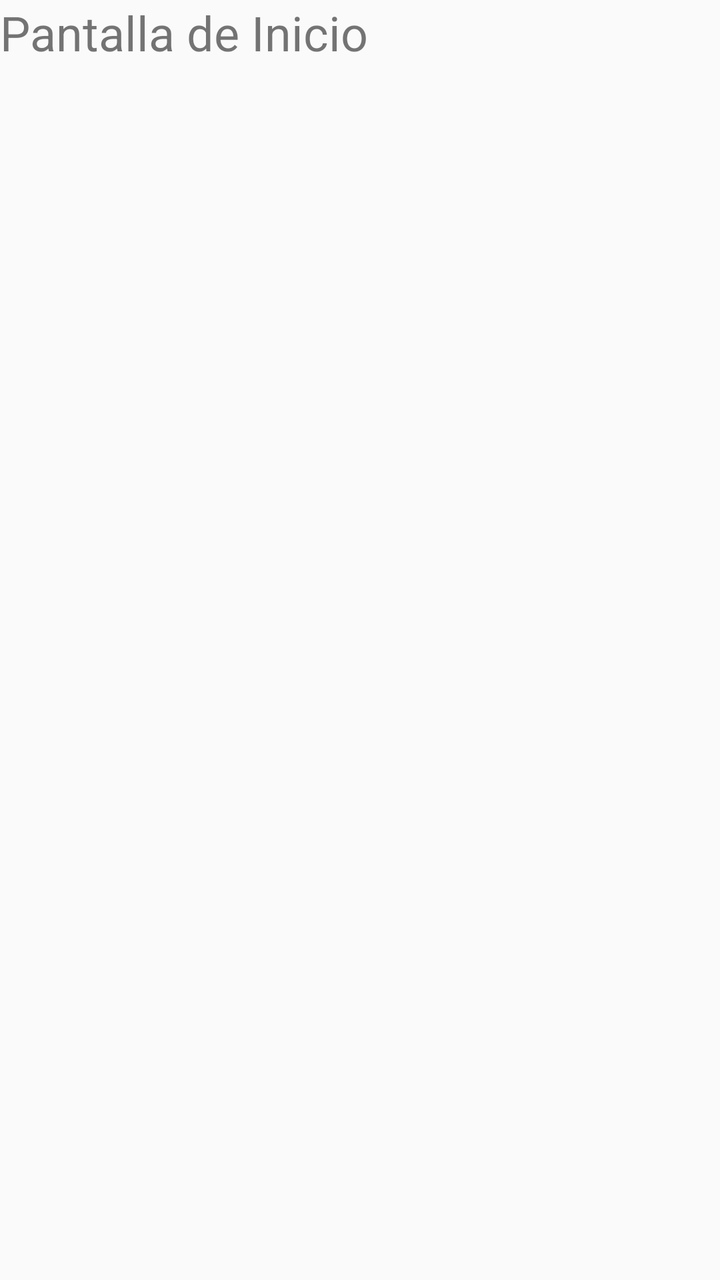
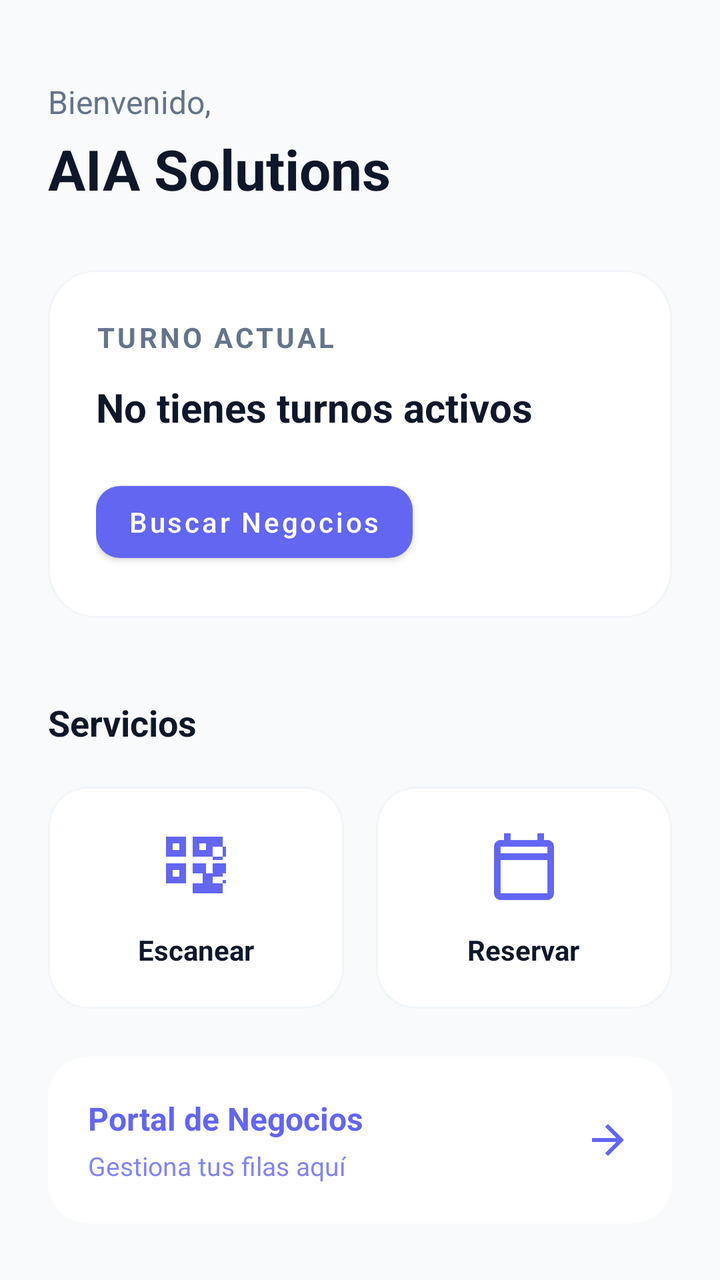

The first picture is an Android layout as it rendered before a commit; the second is the same layout after the commit. The layout source and the unified diff follow.
<!-- AndroidManifest.xml: application theme Theme.AIASolutions -->
<!-- res/layout/fragment_inicio.xml -->
<?xml version="1.0" encoding="utf-8"?>
<FrameLayout xmlns:android="http://schemas.android.com/apk/res/android"
    xmlns:tools="http://schemas.android.com/tools"
    android:layout_width="match_parent"
    android:layout_height="match_parent"
    tools:context=".InicioFragment"
    android:gravity="center">

    
    <TextView
        android:layout_width="wrap_content"
        android:layout_height="wrap_content"
        android:text="Pantalla de Inicio"
        android:textSize="24sp"/>
</FrameLayout>
<!-- resources referenced by this layout -->
<resources>
  <style name="Theme.AIASolutions" parent="Base.Theme.AIASolutions" />
  <style name="Base.Theme.AIASolutions" parent="Theme.AppCompat.DayNight.NoActionBar">
          
          
      </style>
</resources>

<!-- the commit's change to res/layout/fragment_inicio.xml (unified diff, before → after) -->
@@ -1,15 +1,235 @@
 <?xml version="1.0" encoding="utf-8"?>
-<FrameLayout xmlns:android="http://schemas.android.com/apk/res/android"
+<androidx.constraintlayout.widget.ConstraintLayout xmlns:android="http://schemas.android.com/apk/res/android"
+    xmlns:app="http://schemas.android.com/apk/res-auto"
     xmlns:tools="http://schemas.android.com/tools"
     android:layout_width="match_parent"
     android:layout_height="match_parent"
-    tools:context=".InicioFragment"
-    android:gravity="center">
-
-    
-    <TextView
-        android:layout_width="wrap_content"
-        android:layout_height="wrap_content"
-        android:text="Pantalla de Inicio"
-        android:textSize="24sp"/>
-</FrameLayout>
+    android:background="@color/bg_main"
+    tools:context=".InicioFragment">
+
+    <ScrollView
+        android:layout_width="match_parent"
+        android:layout_height="match_parent"
+        android:fillViewport="true"
+        android:scrollbars="none">
+
+        <LinearLayout
+            android:layout_width="match_parent"
+            android:layout_height="wrap_content"
+            android:orientation="vertical"
+            android:padding="24dp">
+
+            
+            <LinearLayout
+                android:layout_width="match_parent"
+                android:layout_height="wrap_content"
+                android:layout_marginTop="16dp"
+                android:layout_marginBottom="32dp"
+                android:orientation="vertical">
+
+                <TextView
+                    android:layout_width="wrap_content"
+                    android:layout_height="wrap_content"
+                    android:text="Bienvenido,"
+                    android:textColor="@color/text_body"
+                    android:textSize="16sp" />
+
+                <TextView
+                    android:layout_width="wrap_content"
+                    android:layout_height="wrap_content"
+                    android:layout_marginTop="4dp"
+                    android:text="AIA Solutions"
+                    android:textColor="@color/text_heading"
+                    android:textSize="28sp"
+                    android:textStyle="bold" />
+            </LinearLayout>
+
+            
+            <com.google.android.material.card.MaterialCardView
+                android:layout_width="match_parent"
+                android:layout_height="wrap_content"
+                app:cardCornerRadius="24dp"
+                app:cardElevation="0dp"
+                app:strokeWidth="1dp"
+                app:strokeColor="#F1F5F9">
+
+                <LinearLayout
+                    android:layout_width="match_parent"
+                    android:layout_height="wrap_content"
+                    android:background="@color/white"
+                    android:orientation="vertical"
+                    android:padding="24dp">
+
+                    <TextView
+                        android:layout_width="wrap_content"
+                        android:layout_height="wrap_content"
+                        android:text="Turno Actual"
+                        android:textColor="@color/text_body"
+                        android:textSize="14sp"
+                        android:textStyle="bold"
+                        android:textAllCaps="true"
+                        android:letterSpacing="0.1"/>
+
+                    <TextView
+                        android:layout_width="wrap_content"
+                        android:layout_height="wrap_content"
+                        android:layout_marginTop="12dp"
+                        android:text="No tienes turnos activos"
+                        android:textColor="@color/text_heading"
+                        android:textSize="20sp"
+                        android:textStyle="bold" />
+
+                    <com.google.android.material.button.MaterialButton
+                        android:layout_width="wrap_content"
+                        android:layout_height="wrap_content"
+                        android:layout_marginTop="20dp"
+                        android:text="Buscar Negocios"
+                        android:textAllCaps="false"
+                        android:textColor="@color/white"
+                        app:backgroundTint="@color/primary"
+                        app:cornerRadius="12dp"
+                        app:elevation="0dp" />
+                </LinearLayout>
+            </com.google.android.material.card.MaterialCardView>
+
+            
+            <TextView
+                android:layout_width="wrap_content"
+                android:layout_height="wrap_content"
+                android:layout_marginTop="40dp"
+                android:layout_marginBottom="20dp"
+                android:text="Servicios"
+                android:textColor="@color/text_heading"
+                android:textSize="18sp"
+                android:textStyle="bold" />
+
+            <GridLayout
+                android:layout_width="match_parent"
+                android:layout_height="wrap_content"
+                android:columnCount="2"
+                android:alignmentMode="alignMargins">
+
+                
+                <com.google.android.material.card.MaterialCardView
+                    android:layout_width="0dp"
+                    android:layout_height="wrap_content"
+                    android:layout_columnWeight="1"
+                    android:layout_marginEnd="8dp"
+                    app:cardCornerRadius="20dp"
+                    app:cardElevation="0dp"
+                    app:strokeWidth="1dp"
+                    app:strokeColor="#F1F5F9">
+
+                    <LinearLayout
+                        android:layout_width="match_parent"
+                        android:layout_height="wrap_content"
+                        android:orientation="vertical"
+                        android:padding="20dp"
+                        android:gravity="center">
+
+                        <ImageView
+                            android:layout_width="40dp"
+                            android:layout_height="40dp"
+                            android:src="@drawable/ic_qr_code"
+                            app:tint="@color/primary" />
+
+                        <TextView
+                            android:layout_width="wrap_content"
+                            android:layout_height="wrap_content"
+                            android:layout_marginTop="12dp"
+                            android:text="Escanear"
+                            android:textColor="@color/text_heading"
+                            android:textSize="14sp"
+                            android:textStyle="bold" />
+                    </LinearLayout>
+                </com.google.android.material.card.MaterialCardView>
+
+                
+                <com.google.android.material.card.MaterialCardView
+                    android:layout_width="0dp"
+                    android:layout_height="wrap_content"
+                    android:layout_columnWeight="1"
+                    android:layout_marginStart="8dp"
+                    app:cardCornerRadius="20dp"
+                    app:cardElevation="0dp"
+                    app:strokeWidth="1dp"
+                    app:strokeColor="#F1F5F9">
+
+                    <LinearLayout
+                        android:layout_width="match_parent"
+                        android:layout_height="wrap_content"
+                        android:orientation="vertical"
+                        android:padding="20dp"
+                        android:gravity="center">
+
+                        <ImageView
+                            android:layout_width="40dp"
+                            android:layout_height="40dp"
+                            android:src="@drawable/ic_calendar"
+                            app:tint="@color/primary" />
+
+                        <TextView
+                            android:layout_width="wrap_content"
+                            android:layout_height="wrap_content"
+                            android:layout_marginTop="12dp"
+                            android:text="Reservar"
+                            android:textColor="@color/text_heading"
+                            android:textSize="14sp"
+                            android:textStyle="bold" />
+                    </LinearLayout>
+                </com.google.android.material.card.MaterialCardView>
+
+            </GridLayout>
+
+            
+            <com.google.android.material.card.MaterialCardView
+                android:layout_width="match_parent"
+                android:layout_height="wrap_content"
+                android:layout_marginTop="24dp"
+                app:cardCornerRadius="20dp"
+                app:cardElevation="0dp"
+                app:backgroundTint="@color/primary_light">
+
+                <LinearLayout
+                    android:layout_width="match_parent"
+                    android:layout_height="wrap_content"
+                    android:orientation="horizontal"
+                    android:padding="20dp"
+                    android:gravity="center_vertical">
+
+                    <LinearLayout
+                        android:layout_width="0dp"
+                        android:layout_height="wrap_content"
+                        android:layout_weight="1"
+                        android:orientation="vertical">
+
+                        <TextView
+                            android:layout_width="wrap_content"
+                            android:layout_height="wrap_content"
+                            android:text="Portal de Negocios"
+                            android:textColor="@color/primary"
+                            android:textSize="16sp"
+                            android:textStyle="bold" />
+
+                        <TextView
+                            android:layout_width="wrap_content"
+                            android:layout_height="wrap_content"
+                            android:layout_marginTop="4dp"
+                            android:text="Gestiona tus filas aquí"
+                            android:textColor="@color/primary"
+                            android:alpha="0.8"
+                            android:textSize="13sp" />
+                    </LinearLayout>
+
+                    <ImageView
+                        android:layout_width="24dp"
+                        android:layout_height="24dp"
+                        android:src="@drawable/ic_arrow_forward"
+                        app:tint="@color/primary" />
+                </LinearLayout>
+            </com.google.android.material.card.MaterialCardView>
+
+        </LinearLayout>
+    </ScrollView>
+
+</androidx.constraintlayout.widget.ConstraintLayout>
<!-- resource entries referenced after the edit -->
@@ -1,8 +1,44 @@
 <!-- resources referenced by this layout -->
 <resources>
+  <color name="bg_main">#F8FAFC</color>
+  <color name="primary">#6366F1</color>
+  <color name="primary_light">#EEF2FF</color>
+  <color name="text_body">#64748B</color>
+  <color name="text_heading">#0F172A</color>
+  <color name="white">#FFFFFFFF</color>
+  <!-- drawable ic_arrow_forward (drawable) -->
+  <vector xmlns:android="http://schemas.android.com/apk/res/android"
+      android:width="24dp"
+      android:height="24dp"
+      android:viewportWidth="24"
+      android:viewportHeight="24"
+      android:tint="#FFFFFF">
+    <path
+        android:fillColor="@android:color/white"
+        android:pathData="M12,4l-1.41,1.41L16.17,11H4v2h12.17l-5.58,5.59L12,20l8,-8z"/>
+  </vector>
+  <!-- drawable ic_calendar (drawable) -->
+  <vector xmlns:android="http://schemas.android.com/apk/res/android"
+      android:width="24dp"
+      android:height="24dp"
+      android:viewportWidth="24"
+      android:viewportHeight="24">
+    <path
+        android:fillColor="#EC4899"
+        android:pathData="M19,4h-1V2h-2v2H8V2H6v2H5C3.89,4 3.01,4.9 3.01,6L3,20c0,1.1 0.89,2 2,2h14c1.1,0 2,-0.9 2,-2V6C21,4.9 20.1,4 19,4zm0,16H5V10h14v10zm0,-12H5V6h14v2z"/>
+  </vector>
+  <!-- drawable ic_qr_code (drawable) -->
+  <vector xmlns:android="http://schemas.android.com/apk/res/android"
+      android:width="24dp"
+      android:height="24dp"
+      android:viewportWidth="24"
+      android:viewportHeight="24">
+    <path
+        android:fillColor="#FFFFFF"
+        android:pathData="M3,3h6v6H3V3zM5,5v2h2V5H5zM3,11h6v6H3V11zM5,13v2h2V13H5zM11,3h6v6h-6V3zM13,5v2h2V5H13zM11,11h3v3h-3V11zM14,14h3v3h-3V14zM17,11h3v3h-3V11zM11,17h3v3h-3V17zM14,17h3v3h-3V17zM17,17h3v3h-3V17zM17,3h3v3h-3V3zM20,6h1v3h-1V6zM17,9h3v1h-3V9zM20,11h1v3h-1V11zM17,14h3v1h-3V14zM20,16h1v1h-1V16zM14,11h1v3h-1V11z"/>
+  </vector>
   <style name="Theme.AIASolutions" parent="Base.Theme.AIASolutions" />
-  <style name="Base.Theme.AIASolutions" parent="Theme.AppCompat.DayNight.NoActionBar">
-          
+  <style name="Base.Theme.AIASolutions" parent="Theme.MaterialComponents.DayNight.NoActionBar">
           
       </style>
 </resources>
